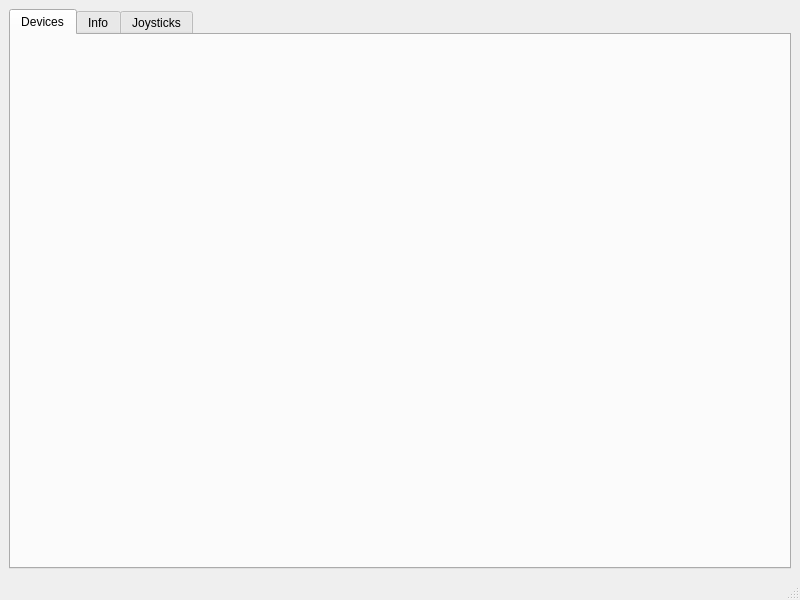
The window that Source/Application/MainWindow.ui (knight666/pitstop) describes before a commit, drawn with Qt 5.
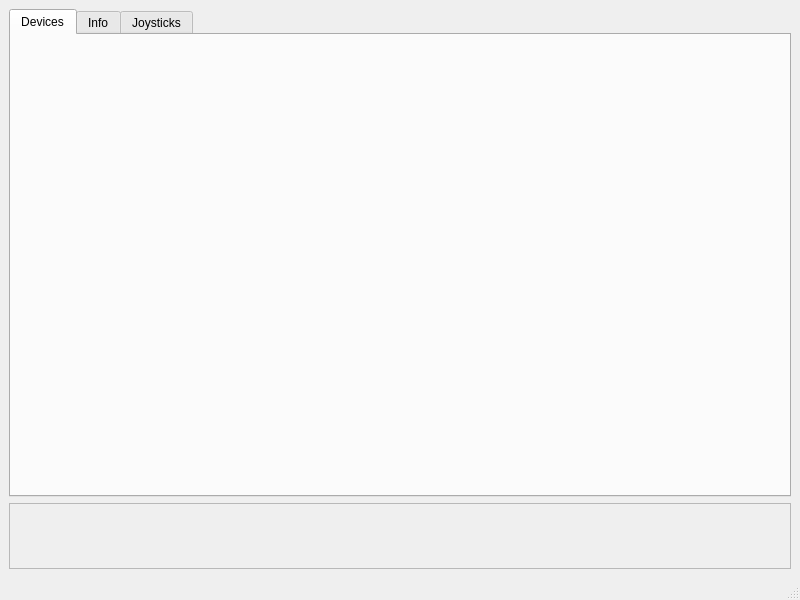
The same window after the commit. Custom widgets are drawn as their Qt base class.

Commit message: Add widget for controller status.

```diff
--- a/Source/Application/MainWindow.ui
+++ b/Source/Application/MainWindow.ui
@@ -44,6 +44,49 @@
       </widget>
      </widget>
     </item>
+    <item row="1" column="0">
+     <widget class="QFrame" name="frame">
+      <property name="frameShape">
+       <enum>QFrame::StyledPanel</enum>
+      </property>
+      <property name="frameShadow">
+       <enum>QFrame::Raised</enum>
+      </property>
+      <layout class="QGridLayout" name="gridLayout_4">
+       <property name="leftMargin">
+        <number>0</number>
+       </property>
+       <property name="topMargin">
+        <number>0</number>
+       </property>
+       <property name="rightMargin">
+        <number>0</number>
+       </property>
+       <property name="bottomMargin">
+        <number>0</number>
+       </property>
+       <property name="spacing">
+        <number>0</number>
+       </property>
+       <item row="0" column="0">
+        <widget class="Pitstop::WidgetControllerList" name="wdgControllerList" native="true">
+         <property name="minimumSize">
+          <size>
+           <width>0</width>
+           <height>64</height>
+          </size>
+         </property>
+         <property name="maximumSize">
+          <size>
+           <width>300</width>
+           <height>16777215</height>
+          </size>
+         </property>
+        </widget>
+       </item>
+      </layout>
+     </widget>
+    </item>
    </layout>
   </widget>
   <widget class="QMenuBar" name="menubar">
@@ -77,6 +120,12 @@
    <header>TabDevices.h</header>
    <container>1</container>
   </customwidget>
+  <customwidget>
+   <class>Pitstop::WidgetControllerList</class>
+   <extends>QWidget</extends>
+   <header>Widgets/WidgetControllerList.h</header>
+   <container>1</container>
+  </customwidget>
  </customwidgets>
  <resources/>
  <connections/>
```
The commit also changes 7 other files.
